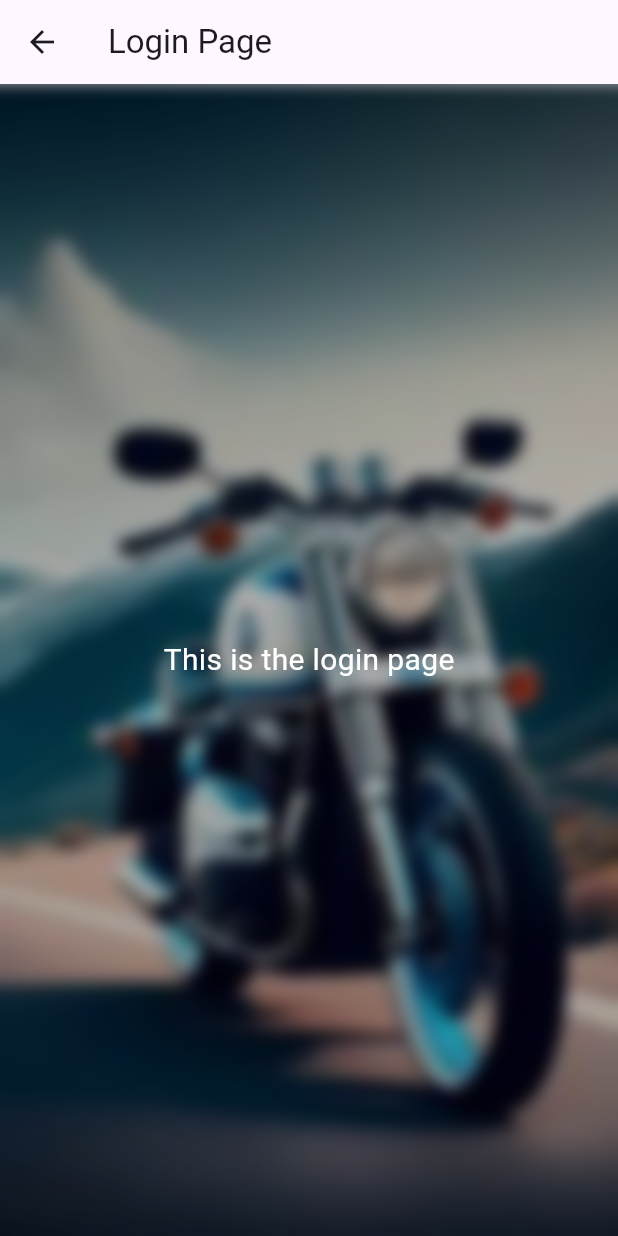
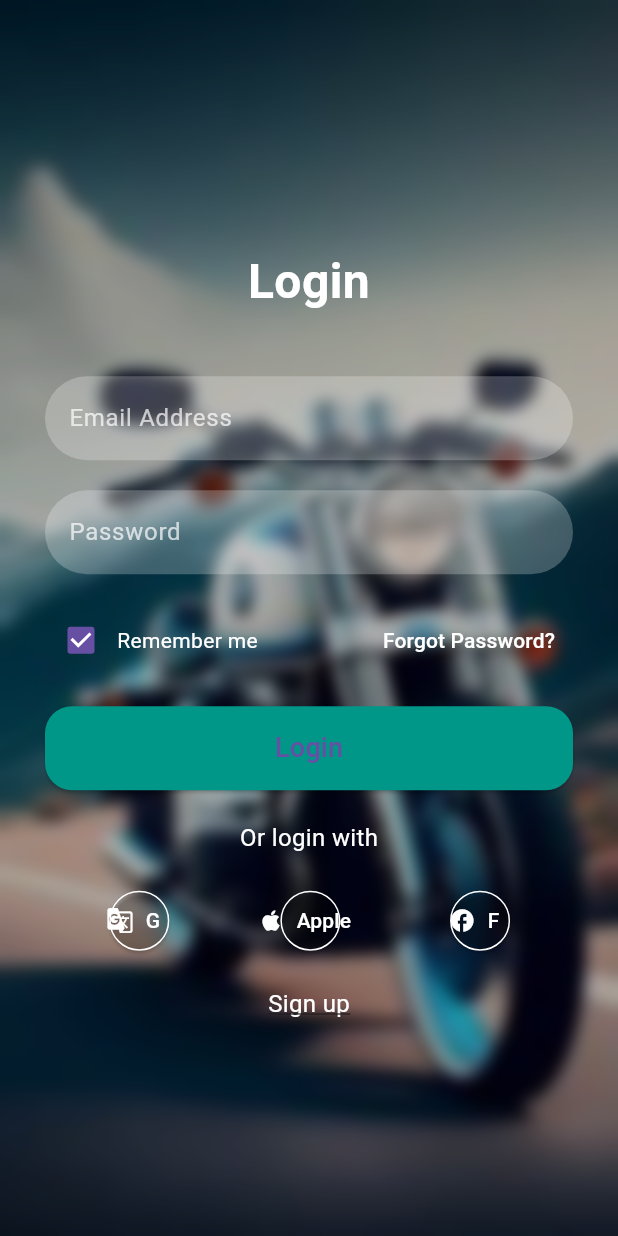
Before and after one commit to nisal-basura/fyp_bike_rental_app, a Flutter app: the screen it shows after launch, after a tap on "LOG IN", on a phone screen of 412 x 824 dp. Run offline on Flutter 3.47's test engine with Material 3 defaults, Android fonts, the phone set to English and light mode, and no system bars; our stand-ins replace get.

Commit message:
Update login.dart

```diff
--- a/user_app/lib/login.dart
+++ b/user_app/lib/login.dart
@@ -1,4 +1,4 @@
-// login.dart
+//Loginpage
 import 'dart:ui';
 
 import 'package:flutter/material.dart';
@@ -9,9 +9,6 @@ class LoginPage extends StatelessWidget {
   @override
   Widget build(BuildContext context) {
     return Scaffold(
-      appBar: AppBar(
-        title: Text('Login Page'),
-      ),
       body: SafeArea(
         child: Stack(
           fit: StackFit.expand,
@@ -29,11 +26,119 @@ class LoginPage extends StatelessWidget {
                     Colors.black.withOpacity(0.3), // Adjust opacity as needed
               ),
             ),
-            // Content in Center
-            Center(
-              child: Text(
-                'This is the login page',
-                style: TextStyle(color: Colors.white, fontSize: 20.0),
+            // Scrollable Content
+            SingleChildScrollView(
+              child: Column(
+                mainAxisAlignment: MainAxisAlignment.center,
+                crossAxisAlignment: CrossAxisAlignment.stretch,
+                children: [
+                  SizedBox(height: MediaQuery.of(context).size.height * 0.2),
+                  // Login Text
+                  Text(
+                    'Login',
+                    textAlign: TextAlign.center,
+                    style: TextStyle(
+                        color: Colors.white,
+                        fontSize: 32.0,
+                        fontWeight: FontWeight.bold),
+                  ),
+                  SizedBox(height: 40),
+                  // Email Field
+                  _buildTextField(context,
+                      hint: 'Email Address', obscureText: false),
+                  SizedBox(height: 20),
+                  // Password Field
+                  _buildTextField(context, hint: 'Password', obscureText: true),
+                  SizedBox(height: 20),
+                  // Remember Me and Forgot Password
+                  Padding(
+                    padding: const EdgeInsets.symmetric(horizontal: 30.0),
+                    child: Row(
+                      mainAxisAlignment: MainAxisAlignment.spaceBetween,
+                      children: [
+                        Row(
+                          children: [
+                            Checkbox(
+                              value: true,
+                              onChanged: (bool? newValue) {
+                                // Handle Remember Me
+                              },
+                            ),
+                            Text(
+                              'Remember me',
+                              style: TextStyle(color: Colors.white),
+                            ),
+                          ],
+                        ),
+                        TextButton(
+                          child: Text(
+                            'Forgot Password?',
+                            style: TextStyle(color: Colors.white),
+                          ),
+                          onPressed: () {
+                            // Handle Forgot Password
+                          },
+                        ),
+                      ],
+                    ),
+                  ),
+                  SizedBox(height: 20),
+                  // Login Button
+                  Padding(
+                    padding: const EdgeInsets.symmetric(horizontal: 30.0),
+                    child: ElevatedButton(
+                      style: ElevatedButton.styleFrom(
+                        primary: Colors.teal,
+                        shape: RoundedRectangleBorder(
+                          borderRadius: BorderRadius.circular(18.0),
+                        ),
+                        padding: EdgeInsets.symmetric(vertical: 15.0),
+                      ),
+                      child: Text('Login', style: TextStyle(fontSize: 18.0)),
+                      onPressed: () {
+                        // Handle Login
+                      },
+                    ),
+                  ),
+                  SizedBox(height: 20),
+                  // Or login with
+                  Center(
+                    child: Text(
+                      'Or login with',
+                      style: TextStyle(color: Colors.white, fontSize: 16.0),
+                    ),
+                  ),
+                  SizedBox(height: 20),
+                  // Social Icons
+                  Padding(
+                    padding: const EdgeInsets.symmetric(horizontal: 30.0),
+                    child: Row(
+                      mainAxisAlignment: MainAxisAlignment.spaceEvenly,
+                      children: [
+                        _buildSocialIcon(Icons.g_translate, 'G'),
+                        _buildSocialIcon(Icons.apple, 'Apple'),
+                        _buildSocialIcon(Icons.facebook, 'F'),
+                      ],
+                    ),
+                  ),
+                  SizedBox(height: 20),
+                  // Sign up
+                  Center(
+                    child: InkWell(
+                      onTap: () {
+                        // Handle Sign Up
+                      },
+                      child: Text(
+                        'Sign up',
+                        style: TextStyle(
+                          decoration: TextDecoration.underline,
+                          color: Colors.white,
+                          fontSize: 16.0,
+                        ),
+                      ),
+                    ),
+                  ),
+                ],
               ),
             ),
           ],
@@ -41,4 +146,42 @@ class LoginPage extends StatelessWidget {
       ),
     );
   }
+
+  Widget _buildTextField(BuildContext context,
+      {required String hint, required bool obscureText}) {
+    return Padding(
+      padding: const EdgeInsets.symmetric(horizontal: 30.0),
+      child: TextField(
+        obscureText: obscureText,
+        style: TextStyle(color: Colors.white),
+        decoration: InputDecoration(
+          hintText: hint,
+          hintStyle: TextStyle(color: Colors.white70),
+          filled: true,
+          fillColor: Colors.white24,
+          border: OutlineInputBorder(
+            borderRadius: BorderRadius.circular(30.0),
+            borderSide: BorderSide.none,
+          ),
+        ),
+      ),
+    );
+  }
+
+  Widget _buildSocialIcon(IconData icon, String label) {
+    return ElevatedButton.icon(
+      icon: Icon(icon, size: 18),
+      label: Text(label),
+      onPressed: () {
+        // Social Login
+      },
+      style: ElevatedButton.styleFrom(
+        primary: Colors.transparent, // Make the button transparent
+        onPrimary: Colors.white, // Text/icon color
+        side:
+            BorderSide(color: Colors.white, width: 1), // Border color and width
+        shape: CircleBorder(),
+      ),
+    );
+  }
 }
```
